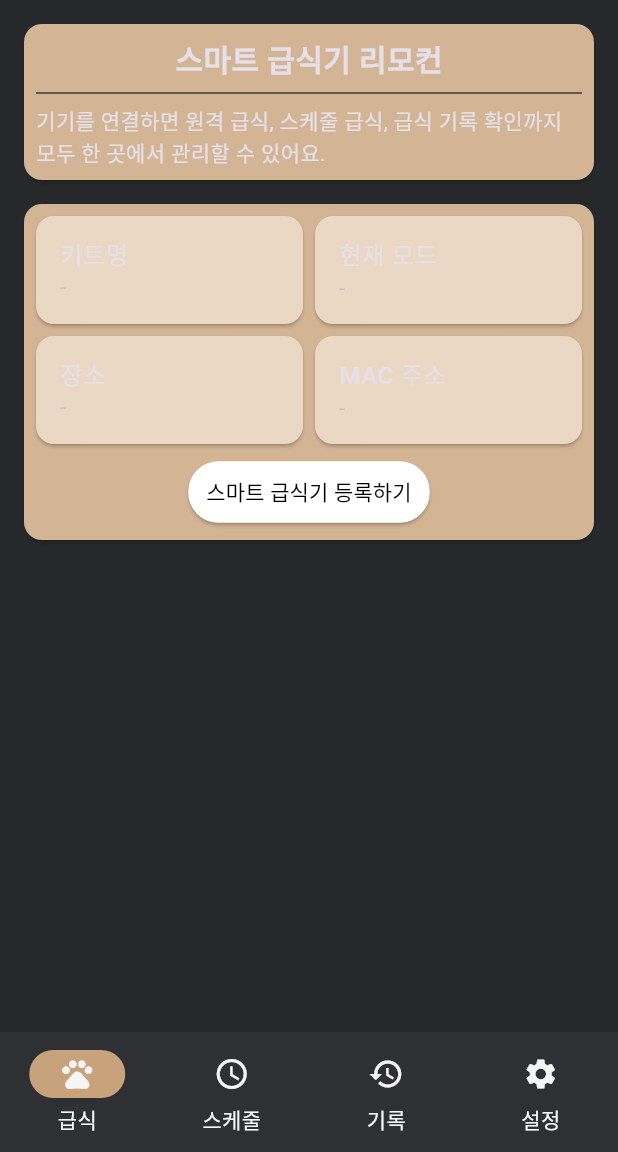
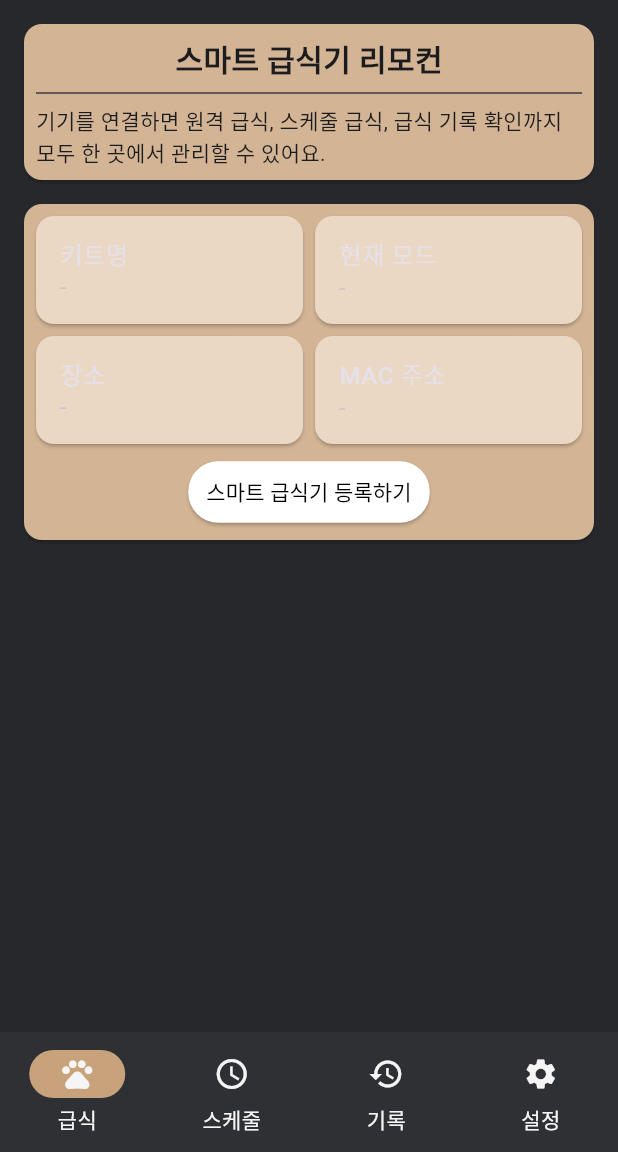
Before and after one commit to niw5924/smart-feeder-remote, a Flutter app: the FeedScreen screen opened by its route, on a phone screen of 412 x 824 dp, the part 84-1236 px from its top. Run offline on Flutter 3.47's test engine with Material 3 defaults, Android fonts, the phone set to English and light mode, and no system bars; drawn by our look-alikes of loader_overlay; our stand-ins replace device_info_plus, firebase_auth, firebase_core, flutter_dotenv, flutter_phoenix, fluttertoast and 4 more; missing offline and left inert: wifi_iot; accounts and stored records are empty.

Commit message:
chore: 텍스트 색상

```diff
--- a/lib/screens/feed/feed_screen.dart
+++ b/lib/screens/feed/feed_screen.dart
@@ -28,11 +28,16 @@ class FeedScreen extends StatelessWidget {
                 children: [
                   Text(
                     '스마트 급식기 리모컨',
-                    style: TextStyle(fontSize: 20, fontWeight: FontWeight.w600),
+                    style: TextStyle(
+                      color: AppColors.textOnLight,
+                      fontSize: 20,
+                      fontWeight: FontWeight.w600,
+                    ),
                   ),
                   Divider(color: AppColors.divider),
                   Text(
                     '기기를 연결하면 원격 급식, 스케줄 급식, 급식 기록 확인까지 모두 한 곳에서 관리할 수 있어요.',
+                    style: TextStyle(color: AppColors.textOnLight),
                   ),
                 ],
               ),
```
